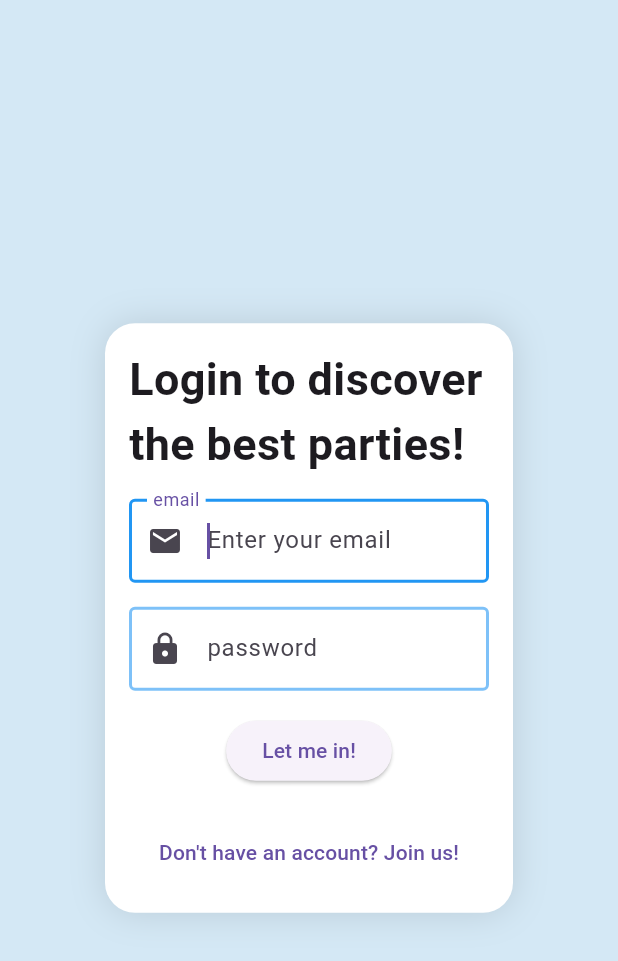
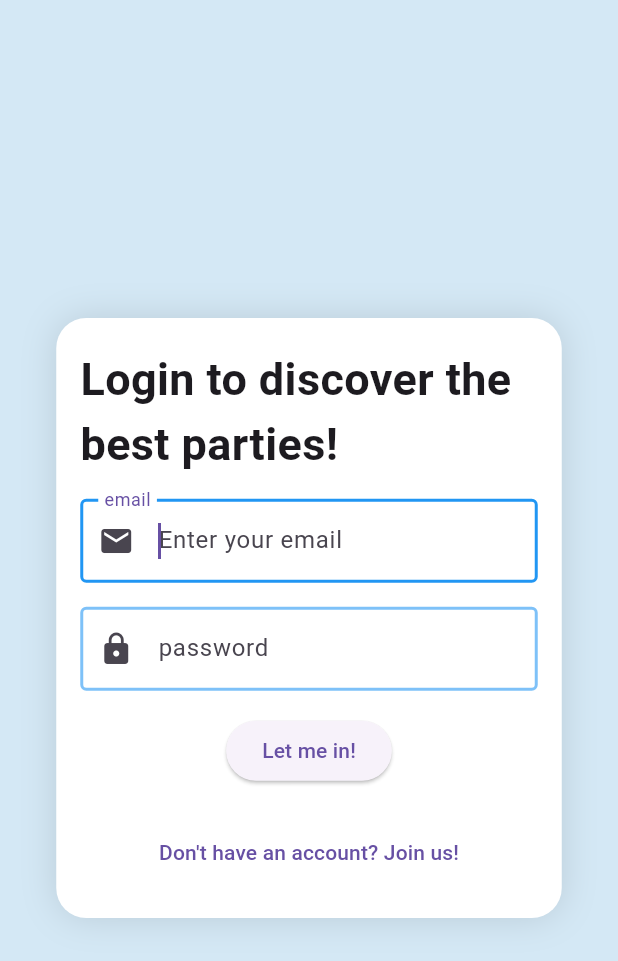
Before and after one commit to bramba2000/crowDJ, a Flutter app: the screen it shows after launch, on a phone screen of 412 x 824 dp. Shown: the top 961 px of the screen. Run offline on Flutter 3.47's test engine with Material 3 defaults, Android fonts, the phone set to English and light mode, and no system bars; our stand-ins replace cloud_firestore, firebase_auth, firebase_core, flutter_map, flutter_riverpod, freezed_annotation and 4 more; missing offline and left inert: geoflutterfire2, spotify; accounts and stored records are empty; generated files the repository leaves out were written again.

Commit message:
restyle responsive card with image

```diff
--- a/crowdj_app/lib/feature/auth/widgets/responsive_card_with_image.dart
+++ b/crowdj_app/lib/feature/auth/widgets/responsive_card_with_image.dart
@@ -12,8 +12,13 @@ class ResponsiveCardWithImage extends StatelessWidget {
   Widget build(BuildContext context) {
     return LayoutBuilder(
       builder: (BuildContext context, BoxConstraints constraints) {
-        const double breackPointWidth = 700;
+        const double breackPointWidth = 750;
         const double breackPointHeight = 700;
+
+        const double maxSmallScreenFormWidth = 500;
+        const double minSmallScreenFormHeigth = 400;
+
+        const double bigScreenMaxWidth = 1200;
 
         if (constraints.maxWidth > breackPointWidth) {
           return Container(
@@ -28,7 +33,9 @@ class ResponsiveCardWithImage extends StatelessWidget {
             ),
             constraints: const BoxConstraints(
               maxHeight: breackPointHeight,
+              maxWidth: bigScreenMaxWidth,
             ),
+            child: IntrinsicHeight(
               child: Row(
                 crossAxisAlignment: CrossAxisAlignment.center,
                 mainAxisSize: MainAxisSize.max,
@@ -36,8 +43,9 @@ class ResponsiveCardWithImage extends StatelessWidget {
                 children: [
                   Expanded(
                     flex: 2,
-                  child: Padding(
-                    padding: const EdgeInsets.all(25),
+                    child: Container(
+                      alignment: Alignment.center,
+                      padding: EdgeInsets.all(constraints.maxWidth * 0.025),
                       child: child,
                     ),
                   ),
@@ -46,9 +54,12 @@ class ResponsiveCardWithImage extends StatelessWidget {
                     child: Image.asset(
                       'lib/assets/crowd_mobile_background.jpeg',
                       alignment: Alignment.centerRight,
+                      height: breackPointHeight,
+                      fit: BoxFit.fitHeight,
                     ),
                   )
                 ],
+              ),
             ),
           );
         } else {
@@ -63,8 +74,11 @@ class ResponsiveCardWithImage extends StatelessWidget {
               borderRadius: BorderRadius.all(Radius.circular(20)),
               color: Colors.white,
             ),
+            constraints: const BoxConstraints(
+                minHeight: minSmallScreenFormHeigth,
+                maxWidth: maxSmallScreenFormWidth),
             margin:
-                const EdgeInsets.symmetric(horizontal: breackPointWidth * 0.1),
+                const EdgeInsets.symmetric(horizontal: breackPointWidth * 0.05),
             padding: const EdgeInsets.all(16.0),
             child: child,
           );
```
Lines whose indentation alone changed are shown as unchanged.
